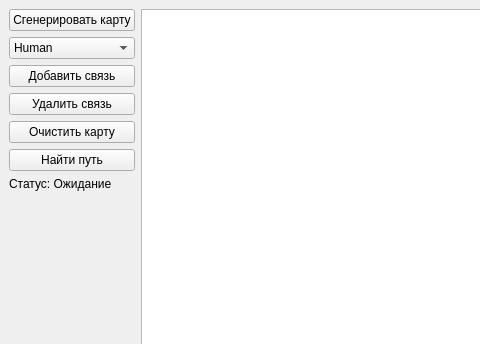
This is gui/mainwindow.ui in VLmb/cpp-rpg-pathfinder as Qt 5 draws it before an edit; both pictures show x 0 to 480 and y 0 to 344 of the 1000 by 700 pixel window. The edited form follows.
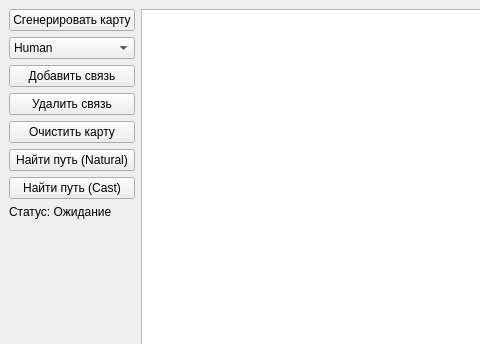
This is the edited form.

```diff
--- a/gui/mainwindow.ui
+++ b/gui/mainwindow.ui
@@ -72,7 +72,14 @@
       <item>
        <widget class="QPushButton" name="btnFindPath">
         <property name="text">
-         <string>Найти путь</string>
+               <string>Найти путь (Natural)</string>
+              </property>
+             </widget>
+            </item>
+            <item>
+             <widget class="QPushButton" name="btnFindPathCast">
+              <property name="text">
+               <string>Найти путь (Cast)</string>
         </property>
        </widget>
       </item>
```
Left out of the diff: 2 changed lines with no effect on the pictures. Lines whose indentation alone changed are shown as unchanged.
